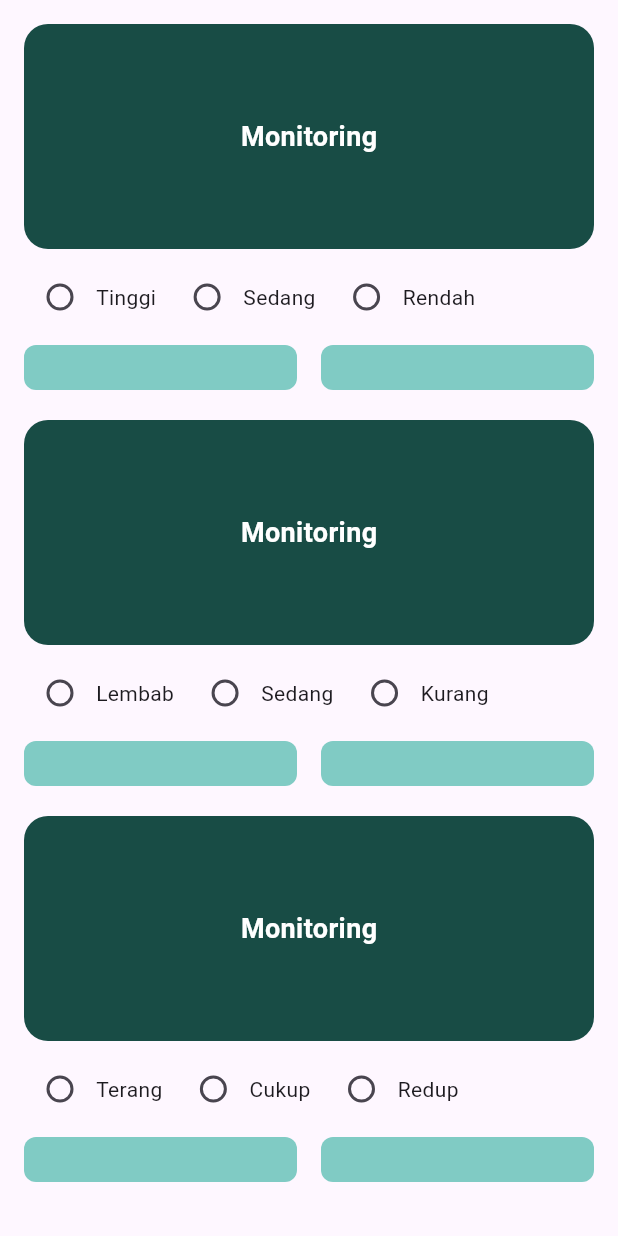
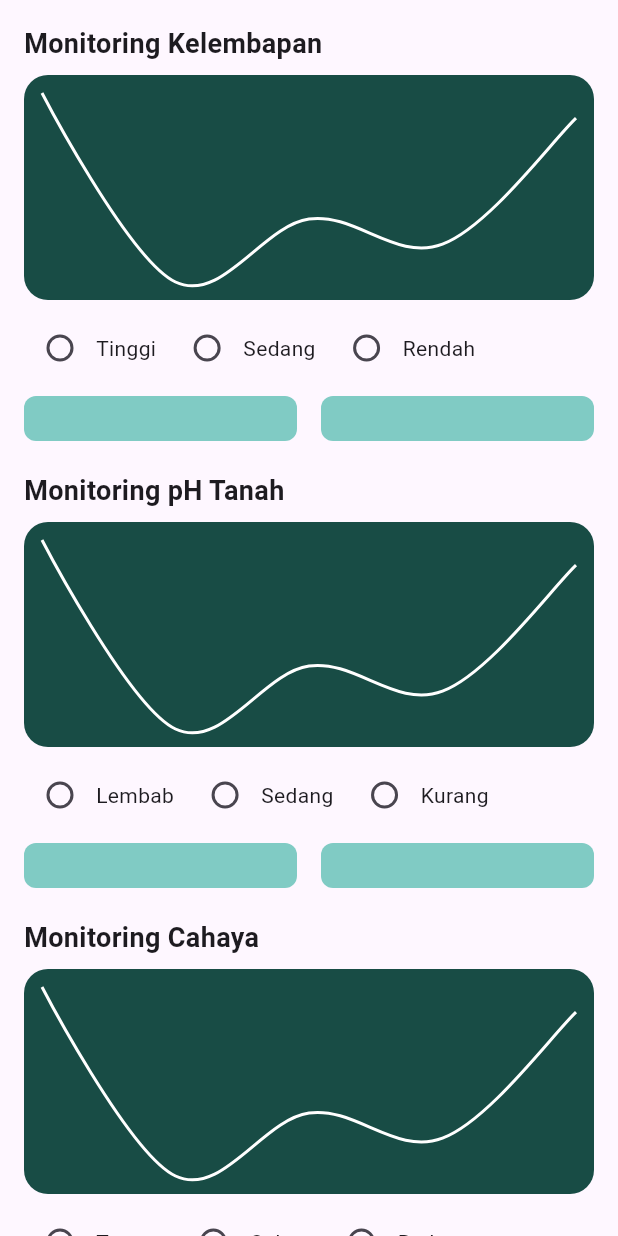
Before and after one commit to MuhammadAbyann/TaniYuk-Smart-Farming-Bok-Choy-Mobile-Application-, a Flutter app: the StatisticPage screen opened directly, on a phone screen of 412 x 824 dp. Run offline on Flutter 3.47's test engine with Material 3 defaults, Android fonts, the phone set to English and light mode, and no system bars; drawn by our look-alikes of fl_chart; our stand-ins replace shared_preferences; accounts and stored records are empty.

Commit message:
update statistic page

```diff
--- a/lib/pages/statistic.dart
+++ b/lib/pages/statistic.dart
@@ -1,4 +1,5 @@
 import 'package:flutter/material.dart';
+import 'package:fl_chart/fl_chart.dart';
 
 class StatisticPage extends StatelessWidget {
   const StatisticPage({super.key});
@@ -55,15 +56,21 @@ class _MonitoringSectionState extends State<MonitoringSection> {
   Widget build(BuildContext context) {
     return GestureDetector(
       onTap: () {
-        // TODO: Navigasi ke halaman detail
         ScaffoldMessenger.of(
           context,
-        ).showSnackBar(SnackBar(content: Text("Klik  ${widget.title}")));
+        ).showSnackBar(SnackBar(content: Text("Klik ${widget.title}")));
       },
       child: Column(
         crossAxisAlignment: CrossAxisAlignment.start,
         children: [
-          // Kotak monitoring
+          // Title monitoring di atas
+          Text(
+            "Monitoring ${widget.title}",
+            style: const TextStyle(fontSize: 18, fontWeight: FontWeight.bold),
+          ),
+          const SizedBox(height: 8),
+
+          // Kotak monitoring berisi grafik dummy
           Container(
             height: 150,
             width: double.infinity,
@@ -71,13 +78,27 @@ class _MonitoringSectionState extends State<MonitoringSection> {
               color: const Color(0xFF184C45),
               borderRadius: BorderRadius.circular(16),
             ),
-            alignment: Alignment.center,
-            child: Text(
-              "Monitoring",
-              style: const TextStyle(
-                color: Colors.white,
-                fontSize: 18,
-                fontWeight: FontWeight.bold,
+            padding: const EdgeInsets.all(12),
+            child: LineChart(
+              LineChartData(
+                gridData: FlGridData(show: false),
+                titlesData: FlTitlesData(show: false),
+                borderData: FlBorderData(show: false),
+                lineBarsData: [
+                  LineChartBarData(
+                    spots: [
+                      FlSpot(0, 3),
+                      FlSpot(1, 1.5),
+                      FlSpot(2, 2),
+                      FlSpot(3, 1.8),
+                      FlSpot(4, 2.8),
+                    ],
+                    isCurved: true,
+                    color: Colors.white,
+                    dotData: FlDotData(show: false),
+                    belowBarData: BarAreaData(show: false),
+                  ),
+                ],
               ),
             ),
           ),
--- a/pubspec.yaml
+++ b/pubspec.yaml
@@ -35,6 +35,7 @@ dependencies:
   # The following adds the Cupertino Icons font to your application.
   # Use with the CupertinoIcons class for iOS style icons.
   cupertino_icons: ^1.0.8
+  fl_chart: ^0.71.0
 
 dev_dependencies:
   flutter_test:
```
Also changed, not shown: pubspec.lock.
